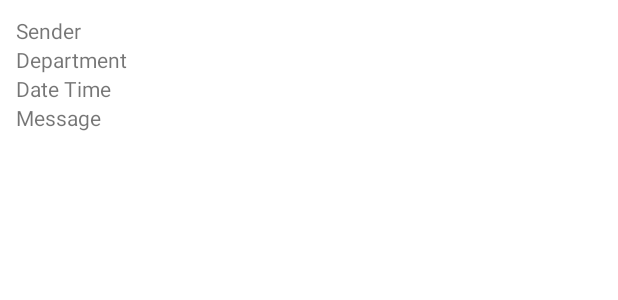
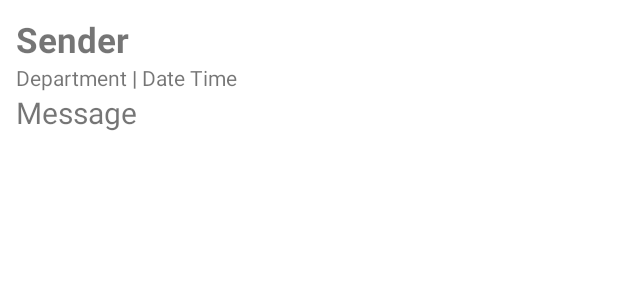
Before and after one commit to srbh6092/JssUpdates, an Android app: the layout item_notice.xml on its own in the app's theme, with its tools: preview values and no code run, on a phone screen of 412 x 824 dp. Shown: the top 300 px of the screen. Run offline under Robolectric (Android 15) with nearby library versions, the phone set to English and light mode, and no system bars.

```diff
--- a/app/src/main/java/com/saurabh/jssupdates/All/AllHolder.java
+++ b/app/src/main/java/com/saurabh/jssupdates/All/AllHolder.java
@@ -9,7 +9,7 @@ import com.saurabh.jssupdates.R;
 import androidx.annotation.NonNull;
 import androidx.recyclerview.widget.RecyclerView;
 
-public class AllHolder extends RecyclerView.ViewHolder {
+public class AllHolder extends RecyclerView.ViewHolder implements View.OnClickListener{
     public LinearLayout mContainer;
     public TextView mSender;
     public TextView mDepartment;
@@ -28,4 +28,9 @@ public class AllHolder extends RecyclerView.ViewHolder {
         mMessage = itemView.findViewById(R.id.message);
 
     }
+
+    @Override
+    public void onClick(View v) {
+
+    }
 }
--- a/app/src/main/java/com/saurabh/jssupdates/fragment/AllFragment.java
+++ b/app/src/main/java/com/saurabh/jssupdates/fragment/AllFragment.java
@@ -16,6 +16,7 @@ import com.saurabh.jssupdates.All.AllObject;
 import com.saurabh.jssupdates.R;
 
 import java.util.ArrayList;
+import java.util.Collections;
 import java.util.List;
 
 import androidx.annotation.NonNull;
--- a/app/src/main/res/layout/item_notice.xml
+++ b/app/src/main/res/layout/item_notice.xml
@@ -17,24 +17,43 @@
         <TextView
             android:layout_width="match_parent"
             android:layout_height="wrap_content"
+            android:textSize="23dp"
+            android:textStyle="bold"
             android:text="Sender"
             android:id="@+id/sender"/>
+
+        <LinearLayout
+            android:layout_width="wrap_content"
+            android:layout_height="wrap_content"
+            android:orientation="horizontal">
 
             <TextView
                 android:layout_width="match_parent"
                 android:layout_height="wrap_content"
+                android:textSize="14dp"
                 android:text="Department"
                 android:id="@+id/department"/>
 
             <TextView
                 android:layout_width="match_parent"
                 android:layout_height="wrap_content"
-            android:text="Date Time"
-            android:id="@+id/dateAndTime"/>
+                android:textSize="14dp"
+                android:text=" | "
+                android:textStyle="bold"/>
 
             <TextView
                 android:layout_width="match_parent"
                 android:layout_height="wrap_content"
+                android:textSize="14dp"
+                android:text="Date Time"
+                android:id="@+id/dateAndTime"/>
+
+        </LinearLayout>
+
+        <TextView
+            android:layout_width="match_parent"
+            android:layout_height="wrap_content"
+            android:textSize="20dp"
             android:text="Message"
             android:id="@+id/message"/>
 
```
Lines whose indentation alone changed are shown as unchanged.
